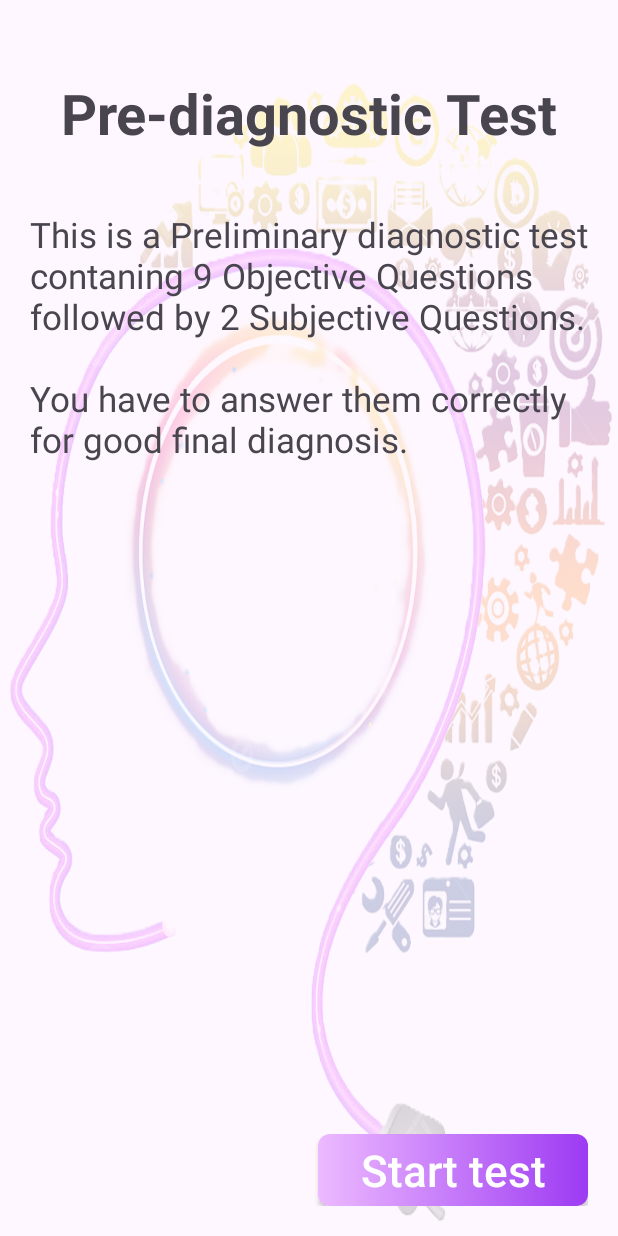
After one commit to nitingoyal123/Depression.Detection., an Android app: the layout activity_info_activty.xml on its own in the app's theme, with its tools: preview values and no code run, on a phone screen of 412 x 824 dp. The commit adds this screen. Run offline under Robolectric (Android 15) with nearby library versions, the phone set to English and light mode, and no system bars.

Commit message:
Created activity_info_activty.xml, activity_main.xml, activity_splash_screen.xml.

```diff
--- a/app/build.gradle.kts
+++ b/app/build.gradle.kts
@@ -5,12 +5,12 @@ plugins {
 
 android {
     namespace = "com.example.detectdepression"
-    compileSdk = 33
+    compileSdk = 34
 
     defaultConfig {
         applicationId = "com.example.detectdepression"
         minSdk = 24
-        targetSdk = 33
+        targetSdk = 34
         versionCode = 1
         versionName = "1.0"
 
--- a/app/src/main/AndroidManifest.xml
+++ b/app/src/main/AndroidManifest.xml
@@ -13,6 +13,12 @@
         android:theme="@style/Theme.DetectDepression"
         tools:targetApi="31">
         <activity
+            android:name=".InfoActivty"
+            android:exported="false" />
+        <activity
+            android:name=".SplashScreenActivity"
+            android:exported="false" />
+        <activity
             android:name=".MainActivity"
             android:exported="true">
             <intent-filter>
--- /dev/null
+++ b/app/src/main/res/drawable/button_shape_patient_details.xml
@@ -0,0 +1,7 @@
+<?xml version="1.0" encoding="utf-8"?>
+<shape xmlns:android="http://schemas.android.com/apk/res/android">
+
+    <corners android:radius="8dp"/>
+    <gradient android:startColor="#EDBAFF"
+        android:endColor="#9D3AF3"/>
+</shape>
--- /dev/null
+++ b/app/src/main/res/layout/activity_info_activty.xml
@@ -0,0 +1,70 @@
+<?xml version="1.0" encoding="utf-8"?>
+<layout xmlns:android="http://schemas.android.com/apk/res/android"
+    xmlns:app="http://schemas.android.com/apk/res-auto"
+    xmlns:tools="http://schemas.android.com/tools"
+    tools:context=".InfoActivty">
+
+
+    <androidx.constraintlayout.widget.ConstraintLayout
+        android:layout_width="match_parent"
+        android:layout_height="match_parent">
+
+        <ImageView
+            android:id="@+id/imageView"
+            android:layout_width="match_parent"
+            android:layout_height="match_parent"
+            android:alpha="0.2"
+            android:scaleType="fitXY"
+            android:src="@drawable/depression_detection_background"
+            app:layout_constraintBottom_toBottomOf="parent"
+            app:layout_constraintEnd_toEndOf="parent"
+            app:layout_constraintStart_toStartOf="parent"
+            app:layout_constraintTop_toTopOf="parent" />
+
+        <androidx.constraintlayout.widget.ConstraintLayout
+            android:layout_width="match_parent"
+            android:layout_height="match_parent"
+            android:padding="20dp">
+
+            <TextView
+                android:id="@+id/textView"
+                android:layout_width="wrap_content"
+                android:layout_height="wrap_content"
+                android:text="Pre-diagnostic Test"
+                android:textSize="37sp"
+                android:layout_marginTop="30dp"
+                android:textStyle="bold"
+                app:layout_constraintEnd_toEndOf="parent"
+                app:layout_constraintStart_toStartOf="parent"
+                app:layout_constraintTop_toTopOf="parent" />
+
+
+            <TextView
+                android:layout_width="wrap_content"
+                android:layout_height="wrap_content"
+                android:layout_marginTop="40dp"
+                android:text="This is a Preliminary diagnostic test contaning 9 Objective Questions followed by 2 Subjective Questions.\n\nYou have to answer them correctly for good final diagnosis."
+                android:textSize="23sp"
+                app:layout_constraintEnd_toEndOf="parent"
+                app:layout_constraintStart_toStartOf="parent"
+                app:layout_constraintTop_toBottomOf="@+id/textView" />
+
+            <androidx.appcompat.widget.AppCompatButton
+                android:layout_width="180dp"
+                android:layout_height="wrap_content"
+                android:background="@drawable/button_shape_patient_details"
+                android:gravity="center"
+                android:text="Start test"
+                android:textAllCaps="false"
+                android:textColor="@color/white"
+                android:textSize="29sp"
+                app:layout_constraintBottom_toBottomOf="parent"
+                app:layout_constraintEnd_toEndOf="parent" />
+
+        </androidx.constraintlayout.widget.ConstraintLayout>
+    </androidx.constraintlayout.widget.ConstraintLayout>
+
+
+
+
+</layout>
```
Also changed, not shown: app/src/main/java/com/example/detectdepression/InfoActivty.kt (added, +10 -0 lines), app/src/main/java/com/example/detectdepression/SplashScreenActivity.kt (added, +17 -0 lines), app/src/main/res/layout/activity_main.xml (+130 -0 lines), app/src/main/res/layout/activity_splash_screen.xml (added, +25 -0 lines), app/src/main/res/drawable/depression_detection_background.png (added).
